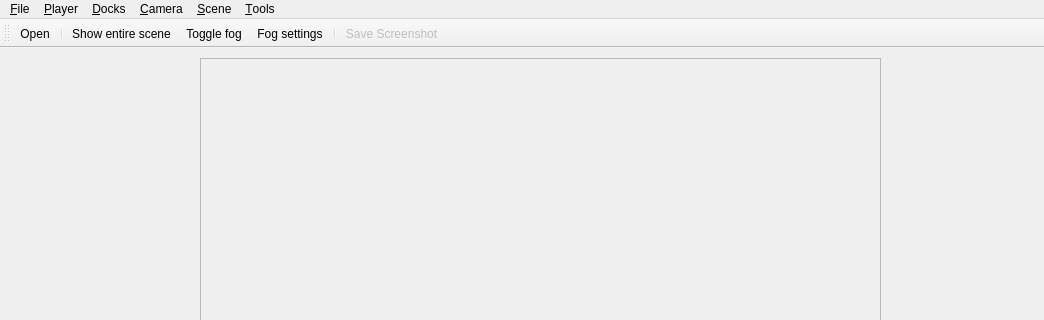
Before: the Qt Designer form src/qglviewer/ui/MainWindow.ui in uos/lvr2, drawn with Qt 5; both pictures show x 0 to 1044 and y 0 to 320 of the 1044 by 795 pixel window.
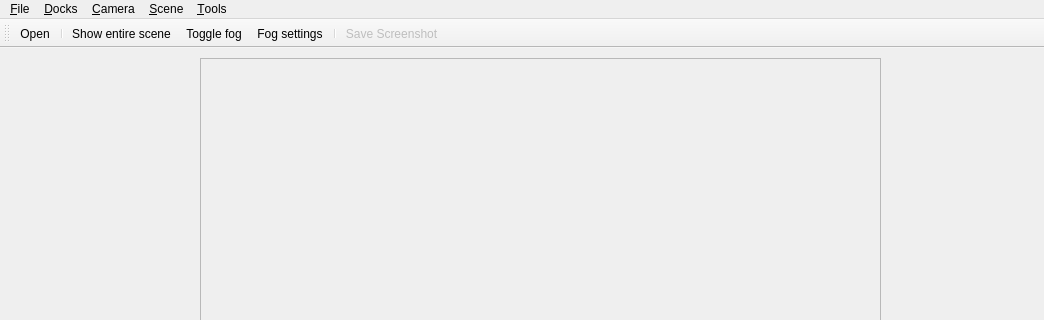
After: the same form once the commit is applied. Icons and pictures are not drawn.

Commit message: Removed Player dependencies

```diff
--- a/src/qglviewer/ui/MainWindow.ui
+++ b/src/qglviewer/ui/MainWindow.ui
@@ -67,15 +67,6 @@
     <addaction name="separator"/>
     <addaction name="action_Quit"/>
    </widget>
-   <widget class="QMenu" name="menu_Player">
-    <property name="title">
-     <string>&amp;Player</string>
-    </property>
-    <addaction name="actionConnect_to_server"/>
-    <addaction name="separator"/>
-    <addaction name="actionSubscribe_to_device"/>
-    <addaction name="actionSend_Commands"/>
-   </widget>
    <widget class="QMenu" name="menu_View">
     <property name="title">
      <string>&amp;Camera</string>
@@ -115,7 +106,6 @@
     <addaction name="actionFog_settings"/>
    </widget>
    <addaction name="menu_File"/>
-   <addaction name="menu_Player"/>
    <addaction name="menuView"/>
    <addaction name="menu_View"/>
    <addaction name="menu_Scene"/>
```
Left out of the diff: 1 changed line with no effect on the pictures. The commit also changes 19 other files.
